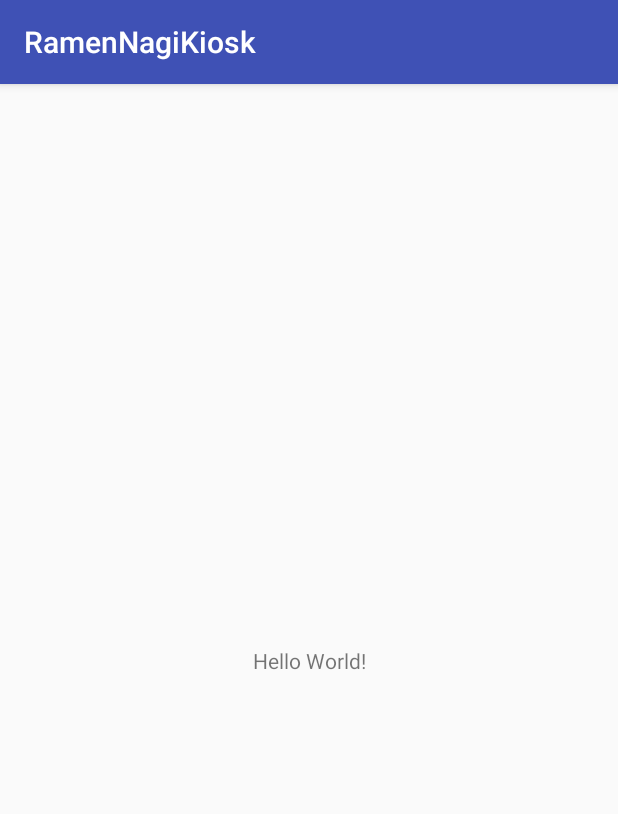
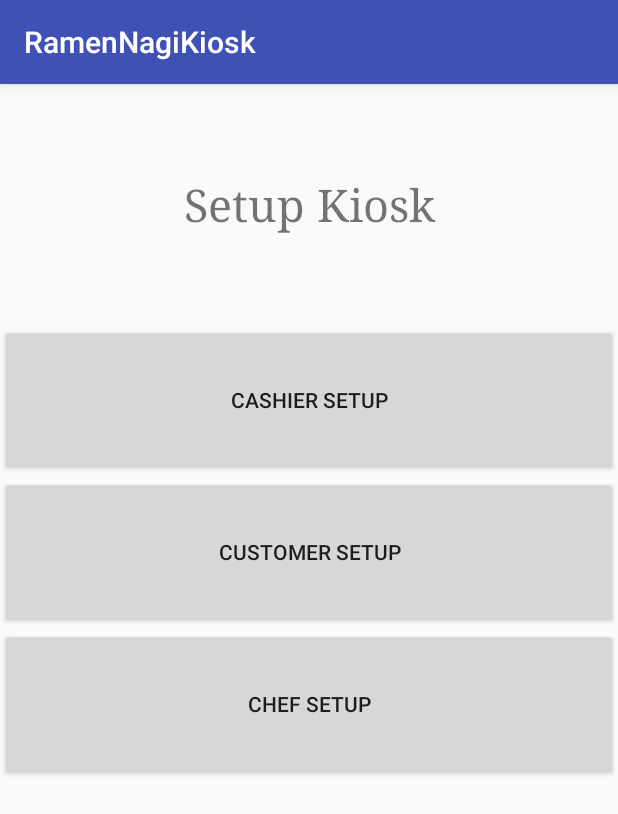
Before and after one commit to miguelllamas/MOBAPDE_Final_Project, an Android app: the screen it shows after launch (MainActivity), on a phone screen of 412 x 824 dp. Shown: the top 814 px of the screen. Run offline under Robolectric (Android 15) with nearby library versions, the phone set to English and light mode, and no system bars.

Commit message:
Created GUI for landing page - made empty activites for chef, customer, and cashier

```diff
--- a/app/build.gradle
+++ b/app/build.gradle
@@ -9,6 +9,7 @@ android {
         versionCode 1
         versionName "1.0"
         testInstrumentationRunner "android.support.test.runner.AndroidJUnitRunner"
+        vectorDrawables.useSupportLibrary = true
     }
     buildTypes {
         release {
@@ -22,6 +23,8 @@ dependencies {
     implementation fileTree(dir: 'libs', include: ['*.jar'])
     implementation 'com.android.support:appcompat-v7:28.+'
     implementation 'com.android.support.constraint:constraint-layout:1.1.3'
+    implementation 'com.android.support:design:28.0.0'
+    implementation 'com.android.support:support-vector-drawable:28.0.0'
     testImplementation 'junit:junit:4.12'
     androidTestImplementation 'com.android.support.test:runner:1.0.1'
     androidTestImplementation 'com.android.support.test.espresso:espresso-core:3.0.2'
--- a/app/src/main/AndroidManifest.xml
+++ b/app/src/main/AndroidManifest.xml
@@ -16,6 +16,11 @@
                 <category android:name="android.intent.category.LAUNCHER" />
             </intent-filter>
         </activity>
+        <activity
+            android:name=".customer_view"
+            android:label="@string/title_activity_customer_view" />
+        <activity android:name=".chef_view" />
+        <activity android:name=".cashier_view"></activity>
     </application>
 
 </manifest>
--- a/app/src/main/res/layout/activity_main.xml
+++ b/app/src/main/res/layout/activity_main.xml
@@ -1,18 +1,36 @@
 <?xml version="1.0" encoding="utf-8"?>
-<android.support.constraint.ConstraintLayout xmlns:android="http://schemas.android.com/apk/res/android"
+<LinearLayout xmlns:android="http://schemas.android.com/apk/res/android"
     xmlns:app="http://schemas.android.com/apk/res-auto"
     xmlns:tools="http://schemas.android.com/tools"
     android:layout_width="match_parent"
     android:layout_height="match_parent"
+    android:orientation="vertical"
     tools:context=".MainActivity">
 
     <TextView
-        android:layout_width="wrap_content"
-        android:layout_height="wrap_content"
-        android:text="Hello World!"
-        app:layout_constraintBottom_toBottomOf="parent"
-        app:layout_constraintLeft_toLeftOf="parent"
-        app:layout_constraintRight_toRightOf="parent"
-        app:layout_constraintTop_toTopOf="parent" />
+        android:id="@+id/textView2"
+        android:layout_width="match_parent"
+        android:layout_height="160dp"
+        android:text="@string/mainActtivityTitle"
+        android:gravity="center"
+        android:textSize="30sp"
+        android:typeface="serif" />
 
-</android.support.constraint.ConstraintLayout>
+    <Button
+        android:id="@+id/button4"
+        android:layout_width="match_parent"
+        android:layout_height="101dp"
+        android:text="@string/cashier" />
+
+    <Button
+        android:id="@+id/button5"
+        android:layout_width="match_parent"
+        android:layout_height="101dp"
+        android:text="@string/customer" />
+
+    <Button
+        android:id="@+id/button6"
+        android:layout_width="match_parent"
+        android:layout_height="101dp"
+        android:text="@string/Chef" />
+</LinearLayout>
--- /dev/null
+++ b/app/src/main/res/values/dimens.xml
@@ -0,0 +1,5 @@
+<resources>
+    <!-- Default screen margins, per the Android Design guidelines. -->
+    <dimen name="activity_horizontal_margin">16dp</dimen>
+    <dimen name="activity_vertical_margin">16dp</dimen>
+</resources>
--- a/app/src/main/res/values/strings.xml
+++ b/app/src/main/res/values/strings.xml
@@ -1,3 +1,11 @@
 <resources>
     <string name="app_name">RamenNagiKiosk</string>
+    <string name="mainActtivityTitle">Setup Kiosk</string>
+    <string name="cashier">Cashier Setup</string>
+    <string name="customer">Customer Setup</string>
+    <string name="Chef">Chef Setup</string>
+    <string name="title_activity_customer_view">customer_view</string>
+    <string name="title_home">Home</string>
+    <string name="title_dashboard">Dashboard</string>
+    <string name="title_notifications">Notifications</string>
 </resources>
```
Also changed, not shown: app/src/main/java/com/example/rolo/ramennagikiosk/cashier_view.java (added, +13 -0 lines), app/src/main/java/com/example/rolo/ramennagikiosk/chef_view.java (added, +13 -0 lines), app/src/main/java/com/example/rolo/ramennagikiosk/customer_view.java (added, +44 -0 lines), app/src/main/res/drawable/ic_dashboard_black_24dp.xml (added, +9 -0 lines), app/src/main/res/drawable/ic_home_black_24dp.xml (added, +9 -0 lines), app/src/main/res/drawable/ic_notifications_black_24dp.xml (added, +9 -0 lines), app/src/main/res/layout/activity_cashier_view.xml (added, +9 -0 lines), app/src/main/res/layout/activity_chef_view.xml (added, +9 -0 lines), app/src/main/res/layout/activity_customer_view.xml (added, +33 -0 lines), app/src/main/res/menu/navigation.xml (added, +19 -0 lines).
